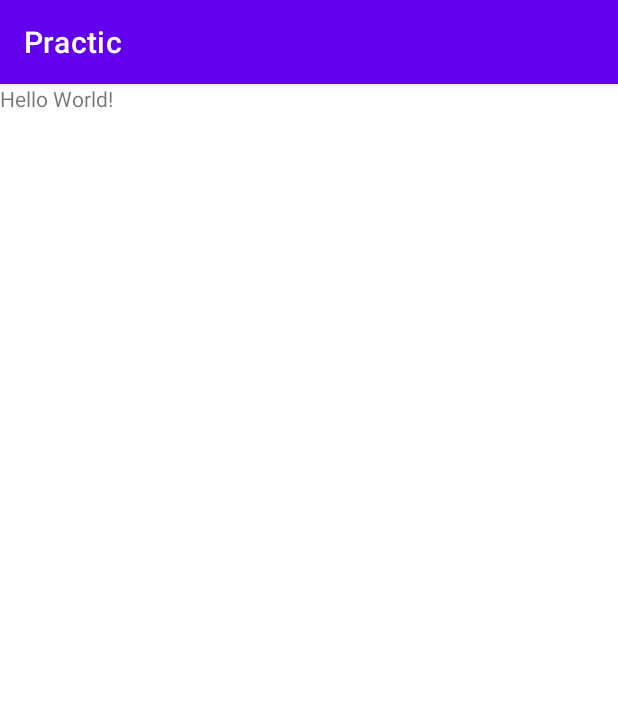
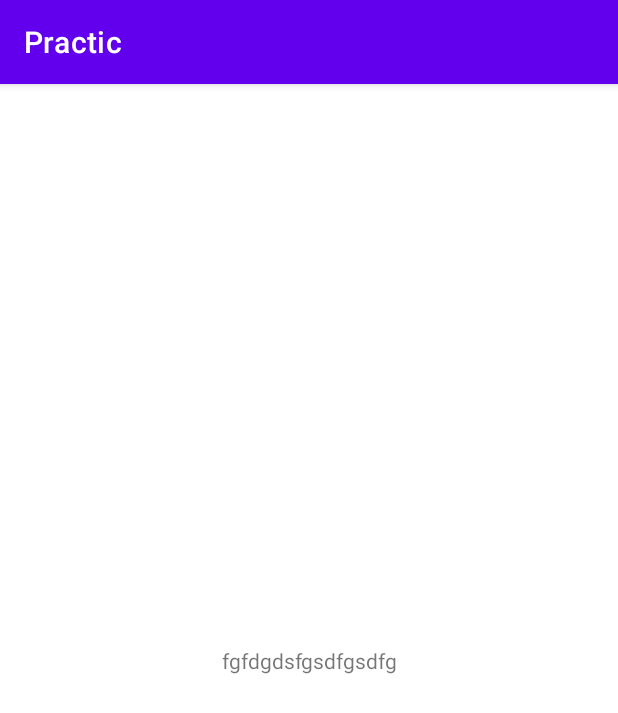
Before and after one commit to AssoRtl/practiceTeamwork, an Android app: the screen it shows after launch (MainActivity), on a phone screen of 412 x 824 dp. Shown: the top 713 px of the screen. Run offline under Robolectric (Android 15) with nearby library versions, the phone set to English and light mode, and no system bars.

Commit message:
fgfdgdsfgsdfgsdfg

```diff
--- a/app/src/main/res/layout/activity_main.xml
+++ b/app/src/main/res/layout/activity_main.xml
@@ -1,5 +1,5 @@
 <?xml version="1.0" encoding="utf-8"?>
-<ScrollView xmlns:android="http://schemas.android.com/apk/res/android"
+<androidx.constraintlayout.widget.ConstraintLayout xmlns:android="http://schemas.android.com/apk/res/android"
     xmlns:app="http://schemas.android.com/apk/res-auto"
     xmlns:tools="http://schemas.android.com/tools"
     android:layout_width="match_parent"
@@ -9,10 +9,10 @@
     <TextView
         android:layout_width="wrap_content"
         android:layout_height="wrap_content"
-        android:text="Hello World!"
+        android:text="fgfdgdsfgsdfgsdfg"
         app:layout_constraintBottom_toBottomOf="parent"
         app:layout_constraintEnd_toEndOf="parent"
         app:layout_constraintStart_toStartOf="parent"
         app:layout_constraintTop_toTopOf="parent" />
 
-</ScrollView>
+</androidx.constraintlayout.widget.ConstraintLayout>
```
